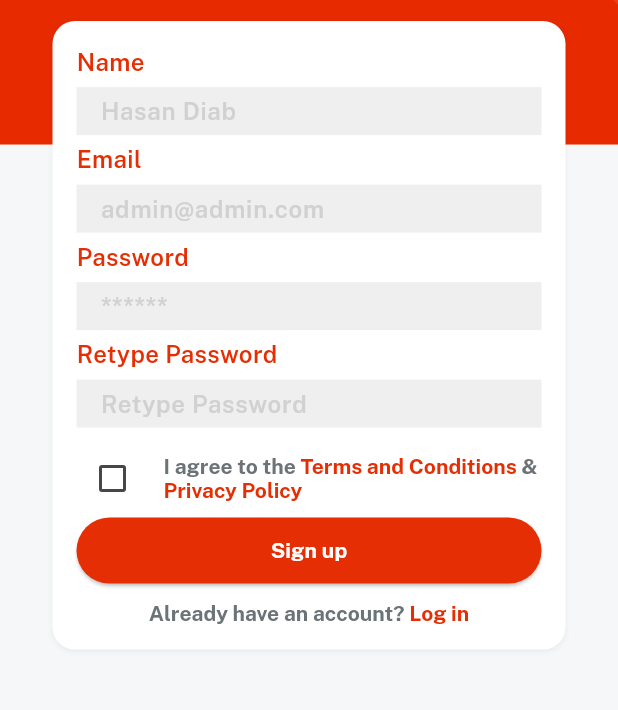
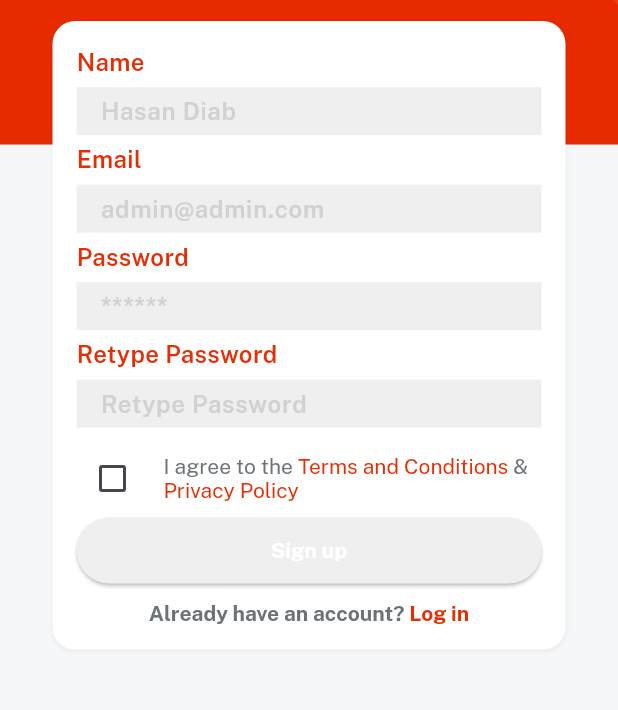
Before and after one commit to HasanTayar/E-Commerce-Flutter, a Flutter app: the SignUpScreen screen opened directly, on a phone screen of 412 x 824 dp, the part 287-997 px from its top. Run offline on Flutter 3.47's test engine with Material 2 defaults, Android fonts, the phone set to English and light mode, and no system bars; our stand-ins replace get, velocity_x.

Commit message:
done with the UI of auth at this momment

```diff
--- a/clothshop/lib/views/auth_screen/signup_screen.dart
+++ b/clothshop/lib/views/auth_screen/signup_screen.dart
@@ -6,9 +6,15 @@ import 'package:flutter/material.dart';
 import 'package:clothshop/consts/consts.dart';
 import 'package:get/route_manager.dart';
 
-class SignUpScreen extends StatelessWidget {
+class SignUpScreen extends StatefulWidget {
   const SignUpScreen({super.key});
 
+  @override
+  State<SignUpScreen> createState() => _SignUpScreenState();
+}
+
+class _SignUpScreenState extends State<SignUpScreen> {
+  bool? isCheck = false;
   @override
   Widget build(BuildContext context) {
     return bgWidget(Scaffold(
@@ -36,9 +42,14 @@ class SignUpScreen extends StatelessWidget {
               Row(
                 children: [
                   Checkbox(
-                    checkColor: redColor,
-                    value: false,
-                    onChanged: (newValue) {},
+                    activeColor: redColor,
+                    checkColor: whiteColor,
+                    value: isCheck,
+                    onChanged: (newValue) {
+                      setState(() {
+                        isCheck = newValue;
+                      });
+                    },
                   ),
                   10.widthBox,
                   Expanded(
@@ -47,25 +58,25 @@ class SignUpScreen extends StatelessWidget {
                       TextSpan(
                           text: "I agree to the ",
                           style: TextStyle(
-                            fontFamily: bold,
+                            fontFamily: regular,
                             color: fontGrey,
                           )),
                       TextSpan(
                           text: termAndCond,
                           style: TextStyle(
-                            fontFamily: bold,
+                            fontFamily: regular,
                             color: redColor,
                           )),
                       TextSpan(
                           text: " & ",
                           style: TextStyle(
-                            fontFamily: bold,
+                            fontFamily: regular,
                             color: fontGrey,
                           )),
                       TextSpan(
                           text: privacyPolicy,
                           style: TextStyle(
-                            fontFamily: bold,
+                            fontFamily: regular,
                             color: redColor,
                           )),
                     ])),
@@ -73,7 +84,7 @@ class SignUpScreen extends StatelessWidget {
                 ],
               ),
               ourButton(
-                      color: redColor,
+                      color: isCheck == true ? redColor : lightGrey,
                       title: signup,
                       textColor: whiteColor,
                       onPress: () {})
```
